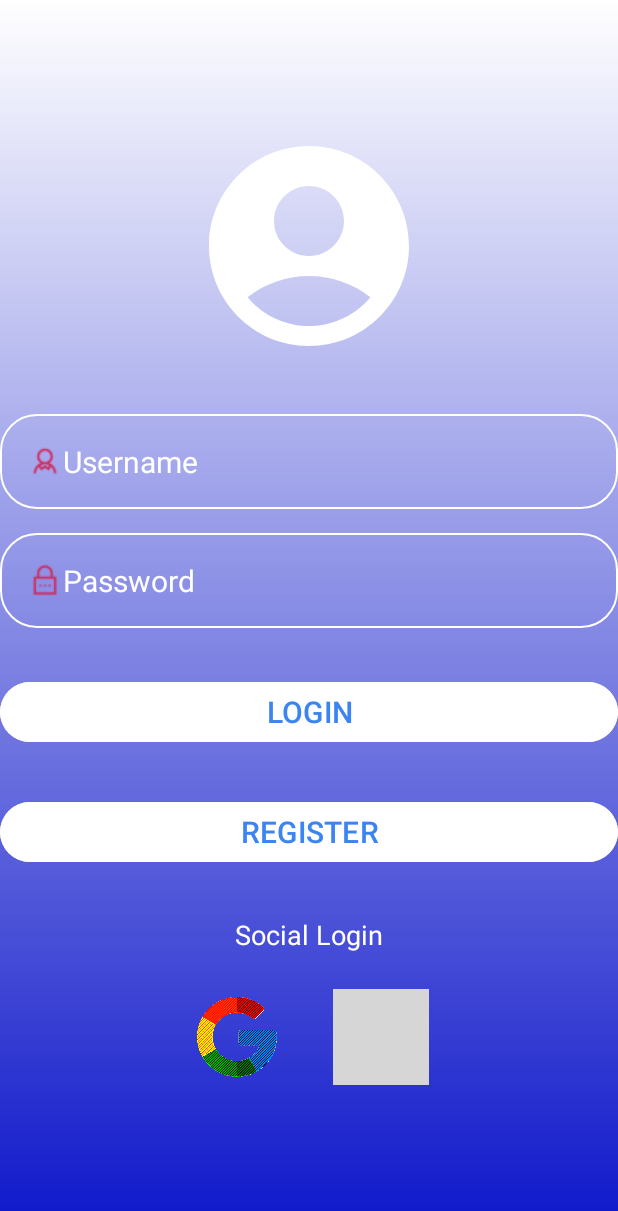
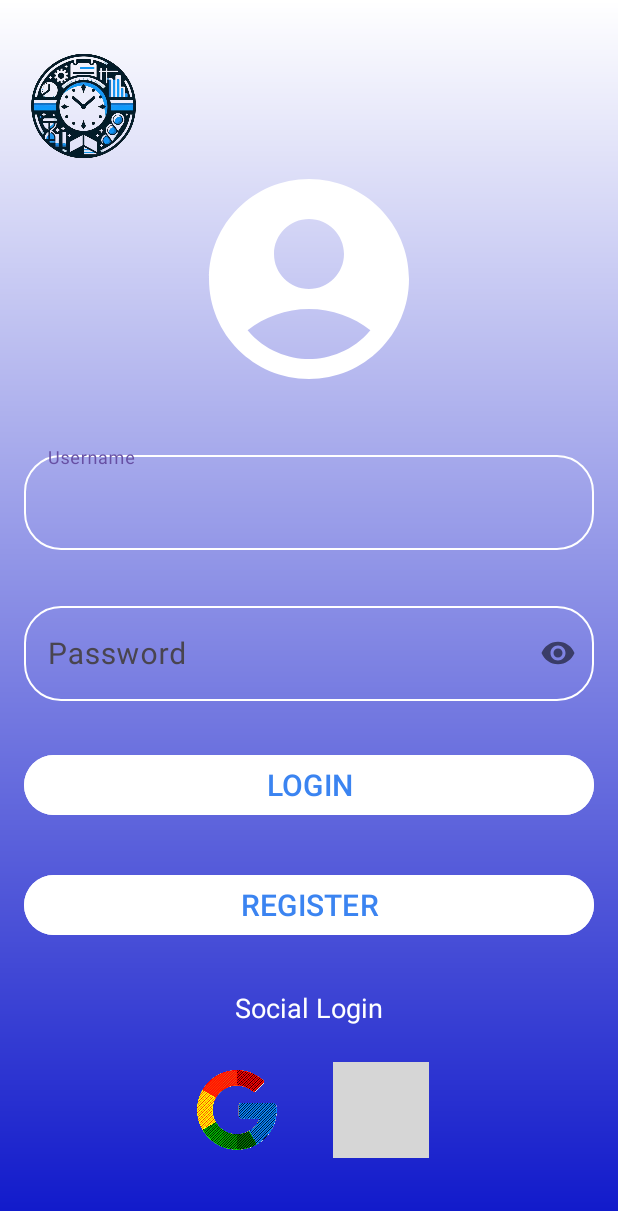
Before and after one commit to St10053561/ST10053561_TimeVision-OPSC, an Android app: the screen it shows after launch (MainActivity), on a phone screen of 412 x 824 dp. Shown: the top 1211 px of the screen. Run offline under Robolectric (Android 15) with nearby library versions, the phone set to English and light mode, and no system bars; grey boxes are pictures that could not be loaded.

Commit message:
I added the logo of TimeVision to the login View. I also implemented validations to the Login view. I also implemented the back button to the Register View

```diff
--- a/app/src/main/res/layout/activity_main.xml
+++ b/app/src/main/res/layout/activity_main.xml
@@ -17,37 +17,59 @@
         android:orientation="vertical">
 
         <ImageView
+            android:id="@+id/logo"
+            android:layout_width="80dp"
+            android:layout_height="70dp"
+            android:layout_gravity="start|top"
+            android:layout_marginEnd="16dp"
+            android:src="@drawable/ic_time_vision_logo_remove" />
+
+        <ImageView
             android:layout_width="160dp"
             android:layout_height="160dp"
             android:src="@drawable/icon_account_circle"/>
 
-        <EditText
+        <com.google.android.material.textfield.TextInputLayout
             android:layout_width="match_parent"
             android:layout_height="wrap_content"
-            android:layout_marginTop="32dp"
+            android:layout_marginTop="32dp">
+
+            <com.google.android.material.textfield.TextInputEditText
+
+                android:id="@+id/usernameInput"
+                android:layout_width="match_parent"
+                android:layout_height="wrap_content"
+                android:background="@drawable/rounded_corner"
                 android:hint="Username"
-            android:drawableStart="@drawable/ic_user"
+                android:inputType="text"
+                android:padding="18dp"
                 android:textColor="@color/white"
                 android:textColorHint="@color/white"
-            android:textSize="20sp"
-            android:background="@drawable/rounded_corner"
-            android:padding="18dp"
-            android:inputType="text"
-            android:id="@+id/usernameInput"/>
+                android:textSize="20sp" />
 
-        <EditText
+        </com.google.android.material.textfield.TextInputLayout>
+
+        <com.google.android.material.textfield.TextInputLayout
             android:layout_width="match_parent"
             android:layout_height="wrap_content"
-            android:layout_marginTop="16dp"
+            app:passwordToggleEnabled="true"
+            android:layout_marginTop="32dp">
+
+            <com.google.android.material.textfield.TextInputEditText
+
+                android:id="@+id/passwordInput"
+                android:layout_width="match_parent"
+                android:layout_height="wrap_content"
+                android:background="@drawable/rounded_corner"
                 android:hint="Password"
-            android:drawableStart="@drawable/ic_password"
+                android:inputType="textPassword"
+                android:padding="18dp"
                 android:textColor="@color/white"
                 android:textColorHint="@color/white"
-            android:textSize="20sp"
-            android:background="@drawable/rounded_corner"
-            android:padding="18dp"
-            android:inputType="textPassword"
-            android:id="@+id/passwordInput"/>
+                android:textSize="20sp" />
+
+        </com.google.android.material.textfield.TextInputLayout>
+
 
         <Button
             android:layout_width="match_parent"
```
Also changed, not shown: app/src/main/java/com/example/timevision_application/MainActivity.kt (+81 -10 lines), app/src/main/res/layout/activity_register.xml (+19 -5 lines). Lines whose indentation alone changed are shown as unchanged.
